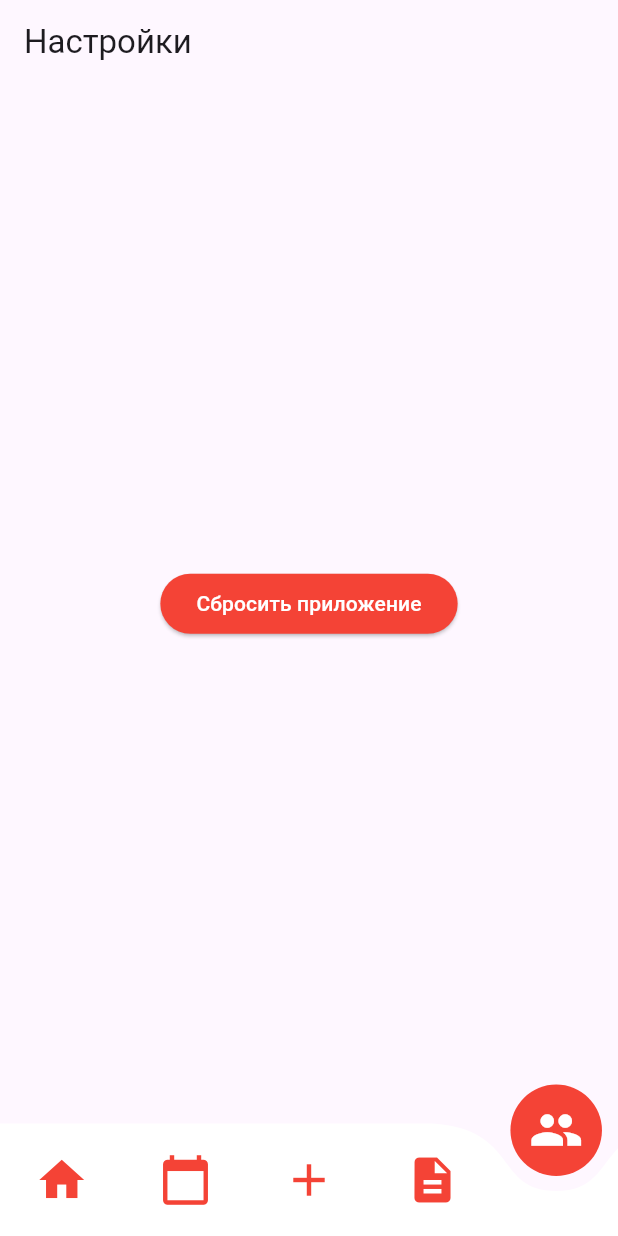
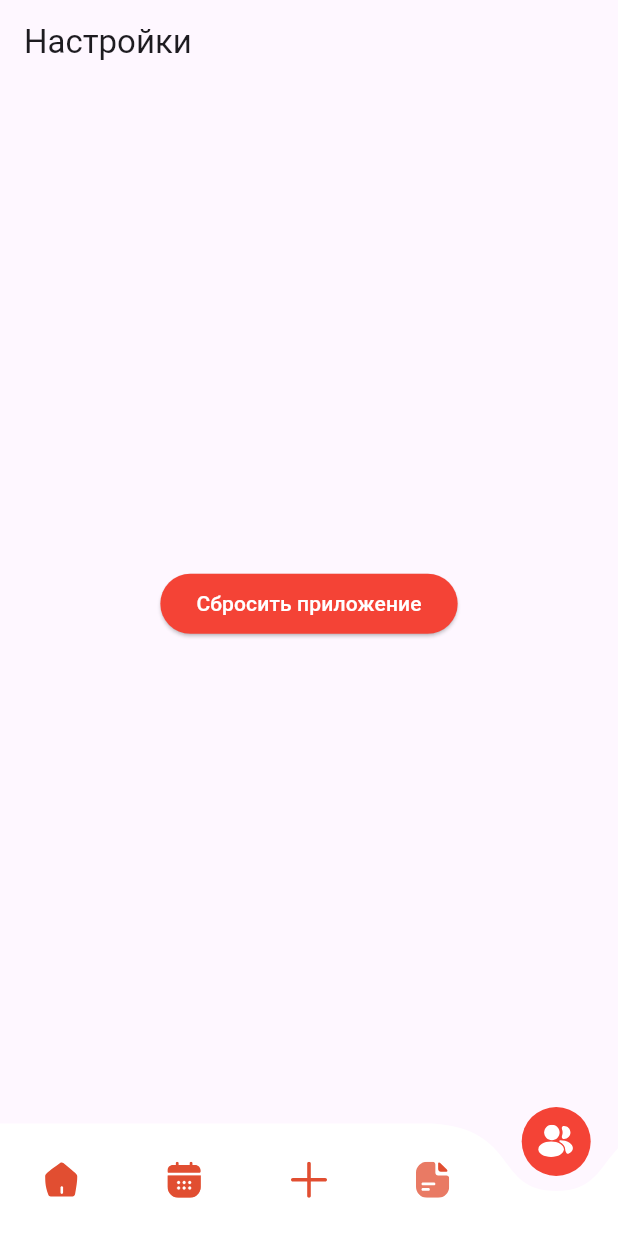
Before and after one commit to ZetMGC/HealthyHabits, a Flutter app: the MainScreen screen opened directly, item 5 of the bottom bar chosen, on a phone screen of 412 x 824 dp. Run offline on Flutter 3.47's test engine with Material 3 defaults, Android fonts, the phone set to English and light mode, and no system bars; drawn by our look-alikes of curved_navigation_bar; our stand-ins replace flutter_svg, shared_preferences; accounts and stored records are empty.

Commit message:
complete navigation bar, custom svg icons

```diff
--- a/lib/widgets/BottomNavBar.dart
+++ b/lib/widgets/BottomNavBar.dart
@@ -1,5 +1,6 @@
 import 'package:flutter/material.dart';
 import 'package:curved_navigation_bar/curved_navigation_bar.dart';
+import 'package:flutter_svg/flutter_svg.dart';
 
 class CustomBottomNav extends StatelessWidget {
   final int currentIndex;
@@ -22,23 +23,53 @@ class CustomBottomNav extends StatelessWidget {
       items: [
         Transform.scale(
           scale: 0.8,
-          child: Icon(Icons.home, size: 45, color: currentIndex == 0 ? Colors.white : Colors.red),
+          child: SvgPicture.asset(
+            currentIndex == 0
+                ? 'assets/icons/active_home.svg'
+                : 'assets/icons/inactive_home.svg',
+            width: 30,
+            height: 30,
+          ),
         ),
         Transform.scale(
           scale: 0.8,
-          child: Icon(Icons.calendar_today, size: 45, color: currentIndex == 1 ? Colors.white : Colors.red),
+          child: SvgPicture.asset(
+            currentIndex == 1
+                ? 'assets/icons/active_calendar.svg'
+                : 'assets/icons/inactive_calendar.svg',
+            width: 30,
+            height: 30,
+          ),
         ),
         Transform.scale(
           scale: 0.8,
-          child: Icon(Icons.add, size: 45, color: currentIndex == 2 ? Colors.white : Colors.red),
+          child: SvgPicture.asset(
+            currentIndex == 2
+                ? 'assets/icons/active_add.svg'
+                : 'assets/icons/inactive_add.svg',
+            width: 30,
+            height: 30,
+          ),
         ),
         Transform.scale(
           scale: 0.8,
-          child: Icon(Icons.description, size: 45, color: currentIndex == 3 ? Colors.white : Colors.red),
+          child: SvgPicture.asset(
+            currentIndex == 3
+                ? 'assets/icons/active_chat.svg'
+                : 'assets/icons/inactive_chat.svg',
+            width: 30,
+            height: 30,
+          ),
         ),
         Transform.scale(
           scale: 0.8,
-          child: Icon(Icons.group, size: 45, color: currentIndex == 4 ? Colors.white : Colors.red),
+          child: SvgPicture.asset(
+            currentIndex == 4
+                ? 'assets/icons/active_profile.svg'
+                : 'assets/icons/inactive_profile.svg',
+            width: 30,
+            height: 30,
+          ),
         ),
       ],
       onTap: onTap,
```
Also changed, not shown: pubspec.yaml (+12 -1 lines), assets/icons/active_add.svg (added), assets/icons/active_calendar.svg (added), assets/icons/active_chat.svg (added), assets/icons/active_home.svg (added), assets/icons/active_profile.svg (added), assets/icons/inactive_add.svg (added), assets/icons/inactive_calendar.svg (added), assets/icons/inactive_chat.svg (added), assets/icons/inactive_home.svg (added), assets/icons/inactive_profile.svg (added), pubspec.lock.
